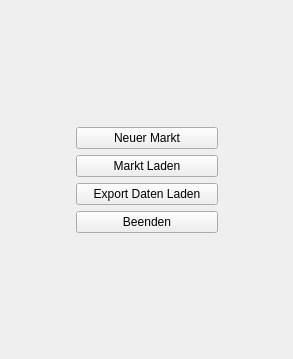
Qt form src/ui/design/main_menu.ui (CodeName-666/VDataParser) before a commit.
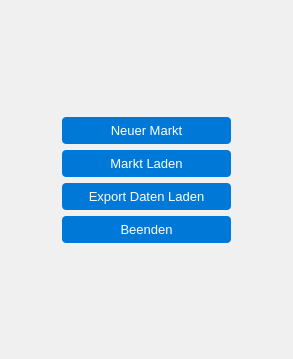
The same form after that commit.

Patch:
```diff
--- a/src/ui/design/main_menu.ui
+++ b/src/ui/design/main_menu.ui
@@ -13,6 +13,13 @@
   <property name="windowTitle">
    <string>Form</string>
   </property>
+  <property name="styleSheet">
+   <string>QWidget { font-family: "Segoe UI", sans-serif; font-size: 10pt; background-color: #f0f0f0; }
+QPushButton { border: none; padding: 6px 12px; border-radius: 4px; background-color: #0078d7; color: white; }
+QPushButton:hover { background-color: #005a9e; }
+QGroupBox { border: 1px solid #cccccc; border-radius: 4px; margin-top: 6px; }
+QGroupBox::title { subcontrol-origin: margin; subcontrol-position: top left; padding: 0 6px; }</string>
+  </property>
   <layout class="QGridLayout" name="gridLayout">
    <item row="0" column="1">
     <spacer name="verticalSpacer">
```
